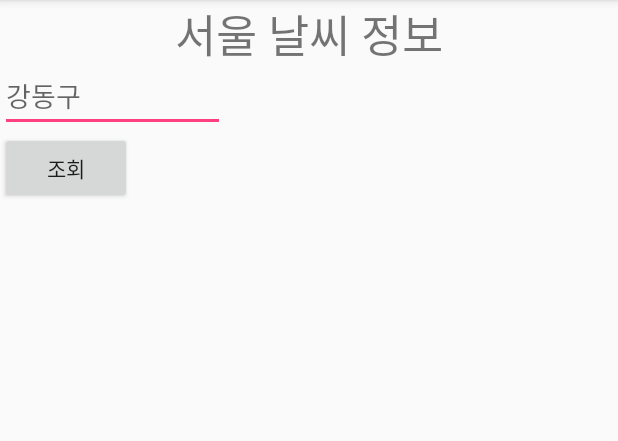
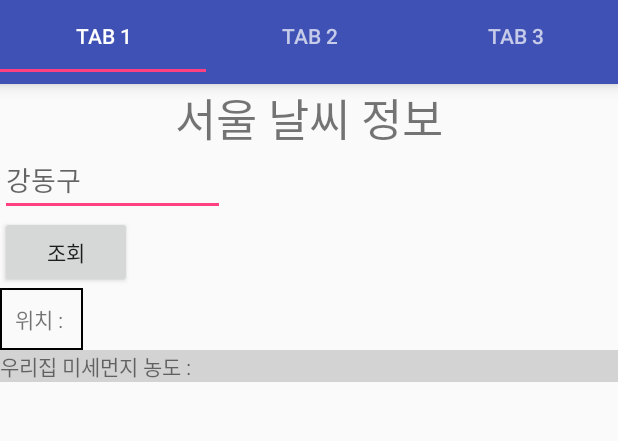
Before and after one commit to Juungmin/WindowHelper, an Android app: the screen it shows after launch (MainActivity), on a phone screen of 412 x 824 dp, the part 84-525 px from its top. Run offline under Robolectric (Android 15) with nearby library versions, the light colour scheme and no system bars.

Commit message:
Pager Adapter

```diff
--- a/app/build.gradle
+++ b/app/build.gradle
@@ -24,7 +24,8 @@ dependencies {
     androidTestCompile('com.android.support.test.espresso:espresso-core:2.2.2', {
         exclude group: 'com.android.support', module: 'support-annotations'
     })
-    compile 'com.android.support:appcompat-v7:26.+'
     compile 'com.android.support.constraint:constraint-layout:1.0.2'
     testCompile 'junit:junit:4.12'
+    compile 'com.android.support:appcompat-v7:25.0.0'
+    compile'com.android.support:design:25.0.0'
 }
--- a/app/src/main/AndroidManifest.xml
+++ b/app/src/main/AndroidManifest.xml
@@ -11,7 +11,8 @@
         android:roundIcon="@mipmap/ic_launcher_round"
         android:supportsRtl="true"
         android:theme="@style/AppTheme">
-        <activity android:name=".MainActivity">
+        <activity android:name=".MainActivity"
+            android:theme="@style/AppTheme.NoActionBar">
             <intent-filter>
                 <action android:name="android.intent.action.MAIN" />
                 <category android:name="android.intent.category.LAUNCHER" />
--- a/app/src/main/java/com/example/jotoo/myapplication/MainActivity.java
+++ b/app/src/main/java/com/example/jotoo/myapplication/MainActivity.java
@@ -5,17 +5,55 @@ import android.support.v7.app.AppCompatActivity;
 import android.os.Bundle;
 import android.view.View;
 import android.widget.EditText;
+import android.support.design.widget.TabLayout;
+import android.support.v4.view.ViewPager;
+import android.support.v7.widget.Toolbar;
+import android.view.Menu;
+import android.view.MenuItem;
+
 
 public class MainActivity extends AppCompatActivity {
 
     EditText edt1;
+
     @Override
     protected void onCreate(Bundle savedInstanceState) {
         super.onCreate(savedInstanceState);
         setContentView(R.layout.activity_main);
 
-        edt1 = (EditText)findViewById(R.id.editText);
+        edt1 = (EditText) findViewById(R.id.editText);
+        Toolbar toolbar = (Toolbar) findViewById(R.id.toolbar);
+        setSupportActionBar(toolbar);
+
+        TabLayout tabLayout = (TabLayout) findViewById(R.id.tab_layout);
+        tabLayout.addTab(tabLayout.newTab().setText("Tab 1"));
+        tabLayout.addTab(tabLayout.newTab().setText("Tab 2"));
+        tabLayout.addTab(tabLayout.newTab().setText("Tab 3"));
+        tabLayout.setTabGravity(TabLayout.GRAVITY_FILL);
+
+        final ViewPager viewPager = (ViewPager) findViewById(R.id.pager);
+        final PagerAdapter adapter = new PagerAdapter
+                (getSupportFragmentManager(), tabLayout.getTabCount());
+        viewPager.setAdapter(adapter);
+        viewPager.addOnPageChangeListener(new TabLayout.TabLayoutOnPageChangeListener(tabLayout));
+        tabLayout.setOnTabSelectedListener(new TabLayout.OnTabSelectedListener() {
+            @Override
+            public void onTabSelected(TabLayout.Tab tab) {
+                viewPager.setCurrentItem(tab.getPosition());
+            }
+
+            @Override
+            public void onTabUnselected(TabLayout.Tab tab) {
+
+            }
+
+            @Override
+            public void onTabReselected(TabLayout.Tab tab) {
+
+            }
+        });
     }
+
 
     public void btnStart(View v) {
         Intent intent = new Intent(this, SubActivity.class);
--- /dev/null
+++ b/app/src/main/java/com/example/jotoo/myapplication/PagerAdapter.java
@@ -0,0 +1,41 @@
+package com.example.jotoo.myapplication;
+
+import android.support.v4.app.Fragment;
+import android.support.v4.app.FragmentManager;
+import android.support.v4.app.FragmentStatePagerAdapter;
+
+/**
+ * Created by kwangwoon on 2017. 10. 14..
+ */
+
+public class PagerAdapter extends FragmentStatePagerAdapter {
+    int mNumOfTabs;
+
+    public PagerAdapter(FragmentManager fm, int NumOfTabs) {
+        super(fm);
+        this.mNumOfTabs = NumOfTabs;
+    }
+
+    @Override
+    public Fragment getItem(int position) {
+
+        switch (position) {
+            case 0:
+                TabFragment1 tab1 = new TabFragment1();
+                return tab1;
+            case 1:
+                TabFragment2 tab2 = new TabFragment2();
+                return tab2;
+            case 2:
+                TabFragment3 tab3 = new TabFragment3();
+                return tab3;
+            default:
+                return null;
+        }
+    }
+
+    @Override
+    public int getCount() {
+        return mNumOfTabs;
+    }
+}
--- /dev/null
+++ b/app/src/main/java/com/example/jotoo/myapplication/TabFragment1.java
@@ -0,0 +1,20 @@
+package com.example.jotoo.myapplication;
+
+import android.content.Intent;
+import android.support.v4.app.Fragment;
+import android.os.Bundle;
+import android.view.LayoutInflater;
+import android.view.View;
+import android.view.ViewGroup;
+
+/**
+ * Created by kwangwoon on 2017. 10. 14..
+ */
+
+public class TabFragment1 extends Fragment {
+
+    public View onCreateView(LayoutInflater inflater, ViewGroup container, Bundle savedInstanceState) {
+        return inflater.inflate(R.layout.tab_fragment_1, container, false);
+    }
+
+}
--- /dev/null
+++ b/app/src/main/java/com/example/jotoo/myapplication/TabFragment2.java
@@ -0,0 +1,19 @@
+package com.example.jotoo.myapplication;
+
+/**
+ * Created by kwangwoon on 2017. 10. 14..
+ */
+
+import android.os.Bundle;
+import android.support.v4.app.Fragment;
+import android.view.LayoutInflater;
+import android.view.View;
+import android.view.ViewGroup;
+
+public class TabFragment2 extends Fragment {
+
+    @Override
+    public View onCreateView(LayoutInflater inflater, ViewGroup container, Bundle savedInstanceState) {
+        return inflater.inflate(R.layout.tab_fragment_2, container, false);
+    }
+}
--- /dev/null
+++ b/app/src/main/java/com/example/jotoo/myapplication/TabFragment3.java
@@ -0,0 +1,19 @@
+package com.example.jotoo.myapplication;
+
+/**
+ * Created by kwangwoon on 2017. 10. 14..
+ */
+
+import android.os.Bundle;
+import android.support.v4.app.Fragment;
+import android.view.LayoutInflater;
+import android.view.View;
+import android.view.ViewGroup;
+
+public class TabFragment3 extends Fragment {
+
+    @Override
+    public View onCreateView(LayoutInflater inflater, ViewGroup container, Bundle savedInstanceState) {
+        return inflater.inflate(R.layout.tab_fragment_3, container, false);
+    }
+}
--- /dev/null
+++ b/app/src/main/res/drawable/xml_border.xml
@@ -0,0 +1,9 @@
+<?xml version="1.0" encoding="utf-8"?>
+<selector xmlns:android="http://schemas.android.com/apk/res/android">
+    <item>
+        <shape android:shape="rectangle">
+            <stroke android:width="1dp" android:color="@android:color/black" />
+            <solid android:color="#00000000" />
+        </shape>
+    </item>
+</selector>
--- a/app/src/main/res/layout/activity_main.xml
+++ b/app/src/main/res/layout/activity_main.xml
@@ -1,30 +1,35 @@
 <?xml version="1.0" encoding="utf-8"?>
 <LinearLayout xmlns:android="http://schemas.android.com/apk/res/android"
-    android:orientation="vertical" android:layout_width="match_parent"
+    xmlns:app="http://schemas.android.com/apk/res-auto"
+    android:orientation="vertical"
+    android:layout_width="match_parent"
     android:layout_height="match_parent">
 
+    <android.support.v7.widget.Toolbar
+        android:id="@+id/toolbar"
+        android:layout_width="match_parent"
+        android:layout_height="wrap_content"
+        android:layout_alignParentTop="true"
+        android:background="?attr/colorPrimary"
+        android:elevation="6dp"
+        android:minHeight="?attr/actionBarSize"
+        android:theme="@style/ThemeOverlay.AppCompat.Dark.ActionBar"
+        app:popupTheme="@style/ThemeOverlay.AppCompat.Light"/>
 
-    <TextView android:id="@+id/main"
+    <android.support.design.widget.TabLayout
+        android:id="@+id/tab_layout"
         android:layout_width="match_parent"
-        android:layout_height="40dp"
-        android:text="서울 날씨 정보"
-        android:textSize="30dp"
-        android:gravity="center_horizontal"/>
+        android:layout_height="wrap_content"
+        android:layout_below="@+id/toolbar"
+        android:background="?attr/colorPrimary"
+        android:elevation="6dp"
+        android:minHeight="?attr/actionBarSize"
+        android:theme="@style/ThemeOverlay.AppCompat.Dark.ActionBar"/>
 
-    <EditText
-        android:layout_width="150dp"
-        android:layout_height="wrap_content"
-        android:id="@+id/editText"
-        android:layout_below="@+id/main"
-        android:layout_alignParentStart="true"
-        android:hint="강동구"/>
+    <android.support.v4.view.ViewPager
+        android:id="@+id/pager"
+        android:layout_width="match_parent"
+        android:layout_height="fill_parent"
+        android:layout_below="@id/tab_layout"/>
 
-    <Button
-        android:layout_width="wrap_content"
-        android:layout_height="wrap_content"
-        android:text="조회"
-        android:id="@+id/button"
-        android:layout_alignEnd="@+id/main"
-
-        android:onClick="btnStart"/>
-</LinearLayout>
+    </LinearLayout>
--- /dev/null
+++ b/app/src/main/res/layout/tab_fragment_1.xml
@@ -0,0 +1,50 @@
+<?xml version="1.0" encoding="utf-8"?>
+<LinearLayout xmlns:android="http://schemas.android.com/apk/res/android"
+    android:layout_width="match_parent"
+    android:layout_height="match_parent"
+    android:orientation="vertical">
+
+
+    <TextView
+        android:id="@+id/main"
+        android:layout_width="match_parent"
+        android:layout_height="40dp"
+        android:text="서울 날씨 정보"
+        android:textSize="30dp"
+        android:gravity="center_horizontal"/>
+
+    <EditText
+        android:layout_width="150dp"
+        android:layout_height="wrap_content"
+        android:id="@+id/editText"
+        android:layout_below="@+id/main"
+        android:layout_alignParentStart="true"
+        android:hint="강동구"/>
+
+    <Button
+        android:layout_width="wrap_content"
+        android:layout_height="wrap_content"
+        android:text="조회"
+        android:id="@+id/button"
+        android:layout_alignEnd="@+id/main"
+
+        android:onClick="btnStart"/>
+
+
+    <TextView
+        android:background="@drawable/xml_border"
+        android:layout_gravity="center_vertical"
+        android:padding="10dp"
+        android:textAlignment="center"
+        android:text="위치 : "
+        android:layout_width="wrap_content"
+        android:layout_height="wrap_content" />
+
+    <TextView
+        android:id="@+id/textView"
+        android:layout_width="match_parent"
+        android:layout_height="wrap_content"
+        android:background="#D3D3D3"
+        android:text="우리집 미세먼지 농도 : " />
+
+</LinearLayout>
--- /dev/null
+++ b/app/src/main/res/layout/tab_fragment_2.xml
@@ -0,0 +1,14 @@
+<?xml version="1.0" encoding="utf-8"?>
+<RelativeLayout xmlns:android="http://schemas.android.com/apk/res/android"
+    android:layout_width="match_parent"
+    android:layout_height="match_parent"
+    android:orientation="vertical">
+
+    <TextView
+        android:id="@+id/textView"
+        android:layout_width="match_parent"
+        android:layout_height="wrap_content"
+        android:text="우리집 미세먼지 농도 : "
+        android:textAppearance="?android:attr/textAppearanceLarge"/>
+
+</RelativeLayout>
--- /dev/null
+++ b/app/src/main/res/layout/tab_fragment_3.xml
@@ -0,0 +1,16 @@
+<?xml version="1.0" encoding="utf-8"?>
+
+<RelativeLayout xmlns:android="http://schemas.android.com/apk/res/android"
+    android:layout_width="match_parent"
+    android:layout_height="match_parent"
+    android:orientation="vertical">
+
+    <TextView
+        android:id="@+id/textView"
+        android:layout_width="wrap_content"
+        android:layout_height="wrap_content"
+        android:layout_centerInParent="true"
+        android:text="Tab 3"
+        android:textAppearance="?android:attr/textAppearanceLarge"/>
+
+</RelativeLayout>
--- a/app/src/main/res/values/styles.xml
+++ b/app/src/main/res/values/styles.xml
@@ -7,5 +7,9 @@
         <item name="colorPrimaryDark">@color/colorPrimaryDark</item>
         <item name="colorAccent">@color/colorAccent</item>
     </style>
+    <style name="AppTheme.NoActionBar">
+        <item name="windowActionBar">false</item>
+        <item name="windowNoTitle">true</item>
+    </style>
 
 </resources>
```
